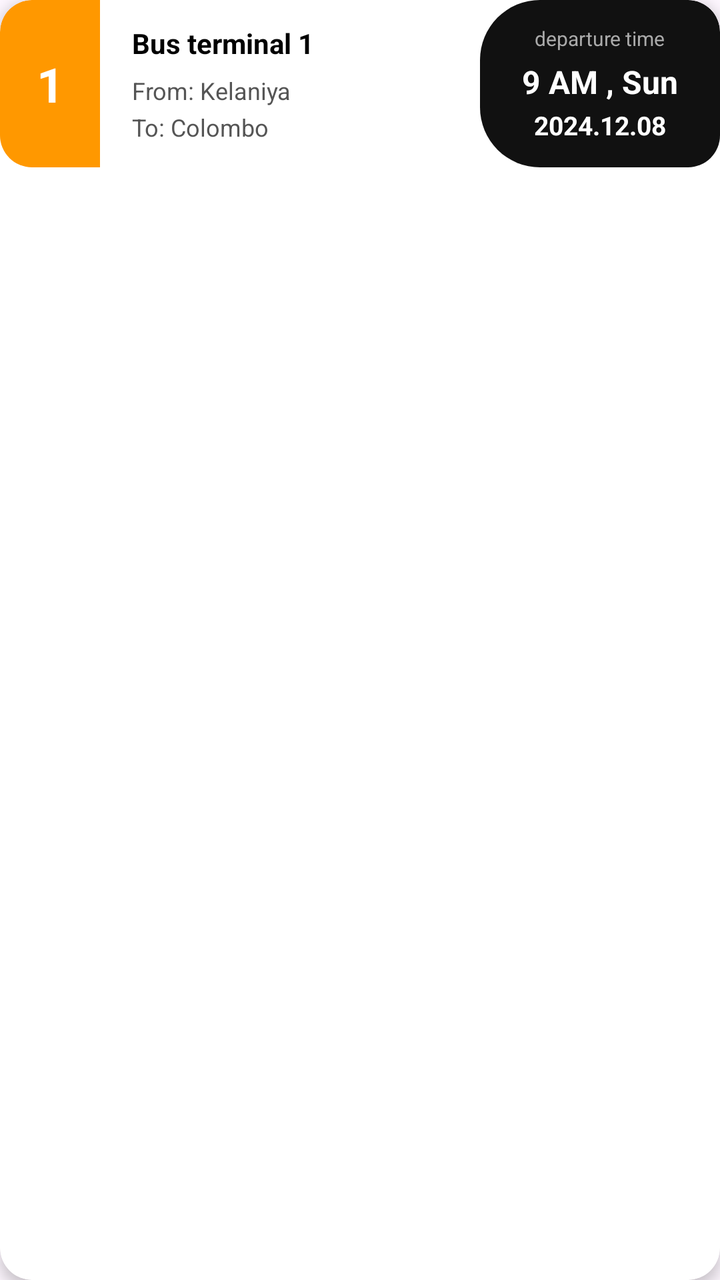
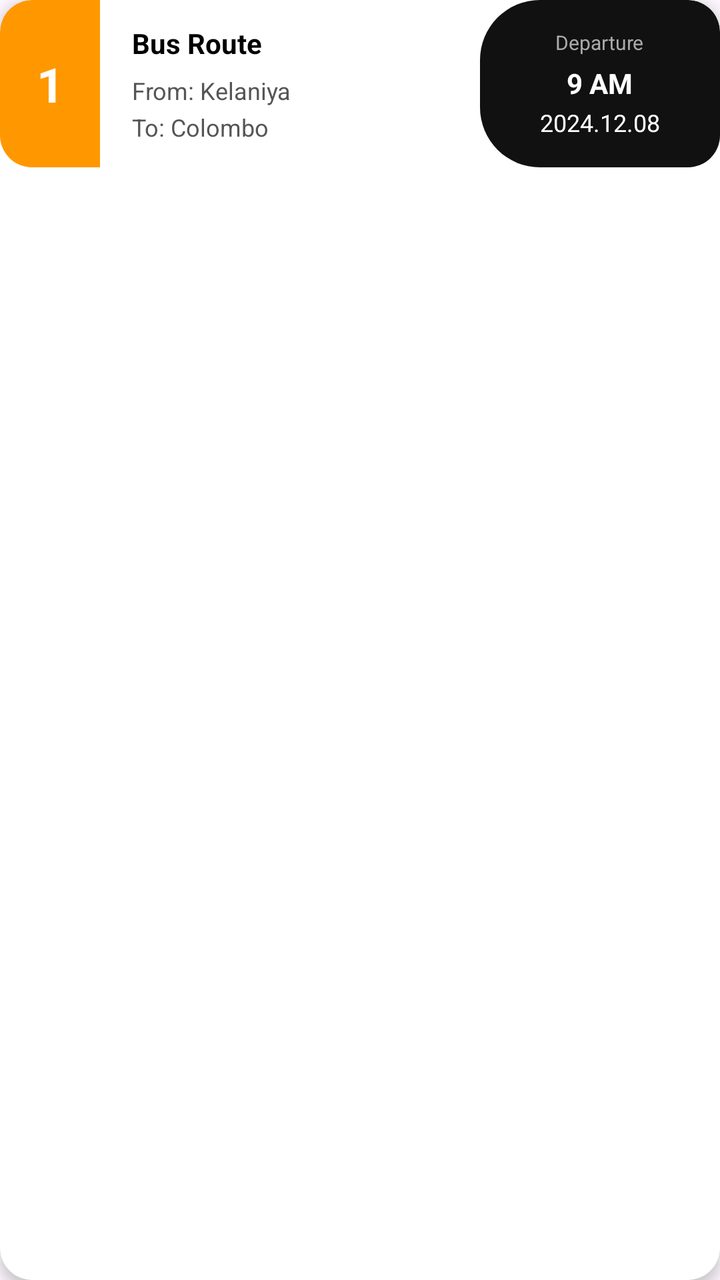

The first picture is an Android layout as it rendered before a commit; the second is the same layout after the commit. The layout source and the unified diff follow.
<!-- AndroidManifest.xml: application theme Theme.Project_Bus -->
<!-- res/layout/item_booking.xml -->
<?xml version="1.0" encoding="utf-8"?>
<androidx.cardview.widget.CardView xmlns:android="http://schemas.android.com/apk/res/android"
    android:layout_width="match_parent"
    android:layout_height="wrap_content"
    android:layout_marginBottom="16dp"
    android:layout_marginHorizontal="4dp"
    xmlns:app="http://schemas.android.com/apk/res-auto"
    app:cardCornerRadius="16dp"
    app:cardElevation="4dp"
    app:cardBackgroundColor="@color/white">

    <LinearLayout
        android:layout_width="match_parent"
        android:layout_height="wrap_content"
        android:orientation="horizontal"
        android:gravity="center_vertical">

        <TextView
            android:id="@+id/tvIndex"
            android:layout_width="50dp"
            android:layout_height="match_parent"
            android:background="@drawable/bg_booking_item_left"
            android:gravity="center"
            android:text="1"
            android:textColor="#FFF"
            android:textSize="24sp"
            android:textStyle="bold"
            android:minHeight="90dp"/>

        <LinearLayout
            android:layout_width="0dp"
            android:layout_height="wrap_content"
            android:layout_weight="1"
            android:orientation="vertical"
            android:paddingHorizontal="16dp"
            android:paddingVertical="12dp">

            <TextView
                android:layout_width="wrap_content"
                android:layout_height="wrap_content"
                android:text="Bus terminal 1"
                android:textColor="#000"
                android:textStyle="bold"
                android:textSize="14sp"
                android:layout_marginBottom="6dp"/>

            <TextView
                android:id="@+id/tvFrom"
                android:layout_width="wrap_content"
                android:layout_height="wrap_content"
                android:text="From: Kelaniya"
                android:textColor="#555"
                android:textSize="12sp" />

            <TextView
                android:id="@+id/tvTo"
                android:layout_width="wrap_content"
                android:layout_height="wrap_content"
                android:layout_marginTop="2dp"
                android:text="To: Colombo"
                android:textColor="#555"
                android:textSize="12sp" />
        </LinearLayout>

        <LinearLayout
            android:layout_width="120dp"
            android:layout_height="match_parent"
            android:background="@drawable/bg_booking_item_right"
            android:gravity="center"
            android:orientation="vertical"
            android:paddingVertical="10dp"
            android:paddingHorizontal="8dp">

            <TextView
                android:layout_width="wrap_content"
                android:layout_height="wrap_content"
                android:text="departure time"
                android:textColor="#AAAAAA"
                android:textSize="10sp" 
                android:textAllCaps="false"/>

            <TextView
                android:id="@+id/tvTime"
                android:layout_width="wrap_content"
                android:layout_height="wrap_content"
                android:text="9 AM , Sun"
                android:textColor="#FFFFFF"
                android:textSize="16sp"
                android:textStyle="bold"
                android:layout_marginTop="4dp"/>

            <TextView
                android:id="@+id/tvDate"
                android:layout_width="wrap_content"
                android:layout_height="wrap_content"
                android:text="2024.12.08"
                android:textColor="#FFFFFF"
                android:textSize="13sp"
                android:textStyle="bold"
                android:layout_marginTop="2dp"/>
        </LinearLayout>
    </LinearLayout>
</androidx.cardview.widget.CardView>
<!-- resources referenced by this layout -->
<resources>
  <color name="white">#FFFFFFFF</color>
  <!-- drawable bg_booking_item_left (drawable) -->
  <?xml version="1.0" encoding="utf-8"?>
  <shape xmlns:android="http://schemas.android.com/apk/res/android">
      <solid android:color="#FF9800" />
      <corners 
          android:topLeftRadius="16dp" 
          android:bottomLeftRadius="16dp"
          android:topRightRadius="0dp"
          android:bottomRightRadius="0dp"/>
  </shape>
  <!-- drawable bg_booking_item_right (drawable) -->
  <?xml version="1.0" encoding="utf-8"?>
  <shape xmlns:android="http://schemas.android.com/apk/res/android">
      <solid android:color="#111111" />
      <corners 
          android:topRightRadius="16dp" 
          android:bottomRightRadius="16dp" 
          android:topLeftRadius="30dp"
          android:bottomLeftRadius="30dp"/>
  </shape>
  <style name="Theme.Project_Bus" parent="Base.Theme.Project_Bus" />
  <style name="Base.Theme.Project_Bus" parent="Theme.Material3.DayNight.NoActionBar">
          
          
      </style>
</resources>

<!-- the commit's change to res/layout/item_booking.xml (unified diff, before → after) -->
@@ -16,7 +16,7 @@
         android:gravity="center_vertical">
 
         <TextView
-            android:id="@+id/tvIndex"
+            android:id="@+id/tvHistoryIndex"
             android:layout_width="50dp"
             android:layout_height="match_parent"
             android:background="@drawable/bg_booking_item_left"
@@ -38,14 +38,14 @@
             <TextView
                 android:layout_width="wrap_content"
                 android:layout_height="wrap_content"
-                android:text="Bus terminal 1"
+                android:text="Bus Route"
                 android:textColor="#000"
                 android:textStyle="bold"
                 android:textSize="14sp"
                 android:layout_marginBottom="6dp"/>
 
             <TextView
-                android:id="@+id/tvFrom"
+                android:id="@+id/tvHistoryOrigin"
                 android:layout_width="wrap_content"
                 android:layout_height="wrap_content"
                 android:text="From: Kelaniya"
@@ -53,7 +53,7 @@
                 android:textSize="12sp" />
 
             <TextView
-                android:id="@+id/tvTo"
+                android:id="@+id/tvHistoryDestination"
                 android:layout_width="wrap_content"
                 android:layout_height="wrap_content"
                 android:layout_marginTop="2dp"
@@ -74,29 +74,28 @@
             <TextView
                 android:layout_width="wrap_content"
                 android:layout_height="wrap_content"
-                android:text="departure time"
+                android:text="Departure"
                 android:textColor="#AAAAAA"
-                android:textSize="10sp" 
+                android:textSize="10sp"
                 android:textAllCaps="false"/>
 
             <TextView
-                android:id="@+id/tvTime"
+                android:id="@+id/tvHistoryTime"
                 android:layout_width="wrap_content"
                 android:layout_height="wrap_content"
-                android:text="9 AM , Sun"
+                android:text="9 AM"
                 android:textColor="#FFFFFF"
-                android:textSize="16sp"
+                android:textSize="14sp"
                 android:textStyle="bold"
                 android:layout_marginTop="4dp"/>
 
             <TextView
-                android:id="@+id/tvDate"
+                android:id="@+id/tvHistoryDate"
                 android:layout_width="wrap_content"
                 android:layout_height="wrap_content"
                 android:text="2024.12.08"
                 android:textColor="#FFFFFF"
-                android:textSize="13sp"
-                android:textStyle="bold"
+                android:textSize="12sp"
                 android:layout_marginTop="2dp"/>
         </LinearLayout>
     </LinearLayout>
